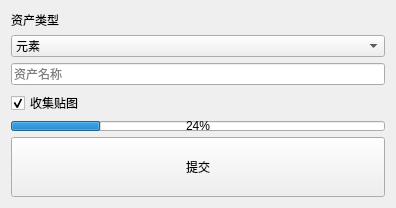
Old version of the form source/cplusplus/QNTOOLS_CMAKE/PostAssetUI/widget.ui in the repository hehuapoka/qntools.
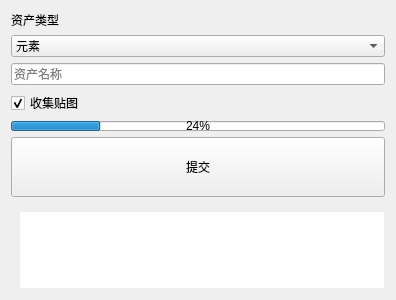
New version of the form.

What changed in the file:
```diff
--- a/source/cplusplus/QNTOOLS_CMAKE/PostAssetUI/widget.ui
+++ b/source/cplusplus/QNTOOLS_CMAKE/PostAssetUI/widget.ui
@@ -7,7 +7,7 @@
     <x>0</x>
     <y>0</y>
     <width>396</width>
-    <height>195</height>
+    <height>300</height>
    </rect>
   </property>
   <property name="sizePolicy">
@@ -25,7 +25,7 @@
   <property name="maximumSize">
    <size>
     <width>400</width>
-    <height>200</height>
+    <height>300</height>
    </size>
   </property>
   <property name="sizeIncrement">
@@ -134,6 +134,36 @@
      </property>
     </widget>
    </item>
+   <item>
+    <widget class="QScrollArea" name="scrollArea">
+     <property name="styleSheet">
+      <string notr="true">margin:-5;</string>
+     </property>
+     <property name="widgetResizable">
+      <bool>true</bool>
+     </property>
+     <widget class="QWidget" name="scrollAreaWidgetContents">
+      <property name="geometry">
+       <rect>
+        <x>0</x>
+        <y>0</y>
+        <width>386</width>
+        <height>116</height>
+       </rect>
+      </property>
+      <layout class="QVBoxLayout" name="verticalLayout_2">
+       <item>
+        <widget class="QTextBrowser" name="textBrowser">
+         <property name="styleSheet">
+          <string notr="true">border:0;
+color: rgb(255, 37, 37);</string>
+         </property>
+        </widget>
+       </item>
+      </layout>
+     </widget>
+    </widget>
+   </item>
    <item>
     <spacer name="verticalSpacer_2">
      <property name="orientation">
```
Left out of the diff: 2 changed lines with no effect on the pictures.
